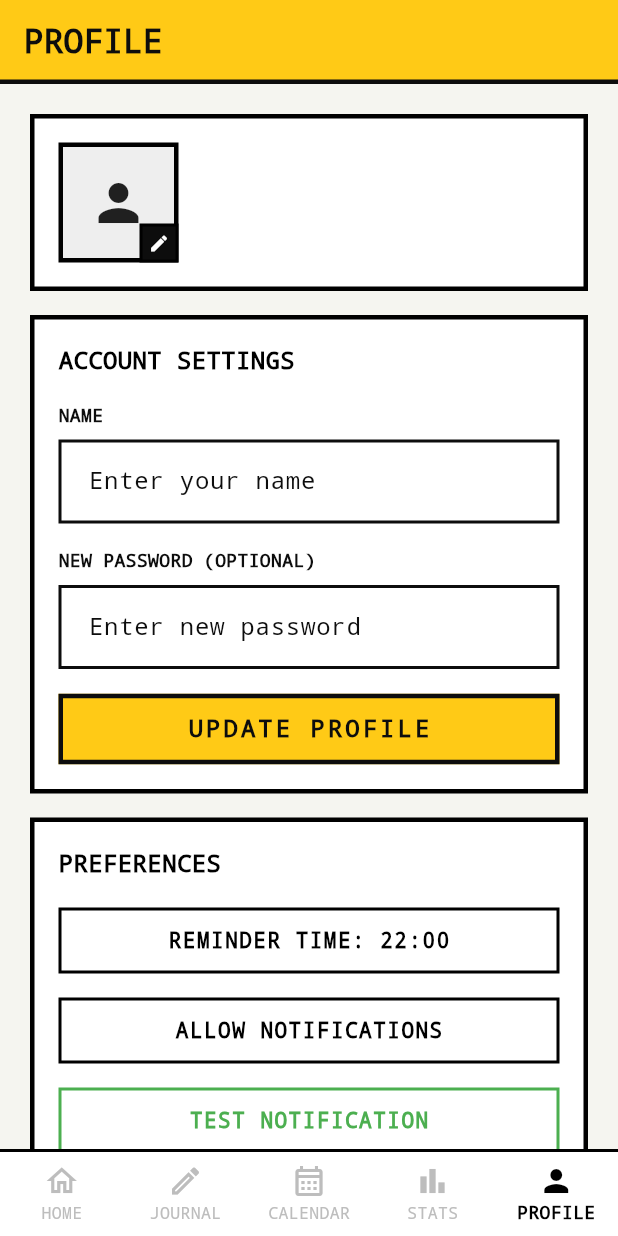
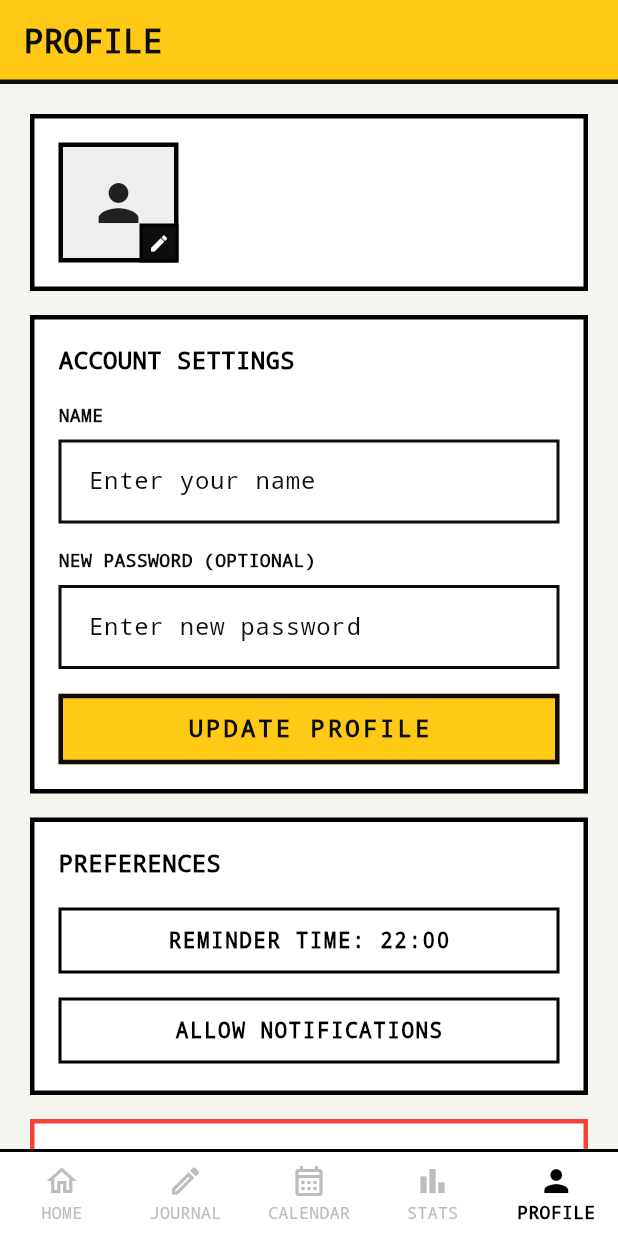
Before and after one commit to ryzecl/donelock_app, a Flutter app: the ProfilePage screen opened by its route, on a phone screen of 412 x 824 dp. Run offline on Flutter 3.47's test engine with Material 3 defaults, Android fonts, the phone set to English and light mode, and no system bars; our stand-ins replace cloud_firestore, emoji_picker_flutter, firebase_auth, firebase_core, flutter_dotenv, flutter_local_notifications and 8 more; accounts and stored records are empty; generated files the repository leaves out were written again; network calls fail.

Commit message:
refactor: remove test notification button from profile page

```diff
--- a/lib/features/profile/presentation/profile_page.dart
+++ b/lib/features/profile/presentation/profile_page.dart
@@ -348,15 +348,7 @@ class _ProfilePageState extends ConsumerState<ProfilePage> {
                     },
                     child: const Text("ALLOW NOTIFICATIONS"),
                   ),
-                  const SizedBox(height: 12),
-                  OutlinedButton(
-                    style: _brutalistOutlineStyle(color: Colors.green),
-                    onPressed: () async {
-                      final service = ref.read(notificationServiceProvider);
-                      await service.showDailyReminder();
-                    },
-                    child: const Text("TEST NOTIFICATION"),
-                  ),
+
                 ],
               ),
             ),
```
Also changed, not shown: lib/features/journal/presentation/daily_journal_page.dart (+7 -1 lines).
